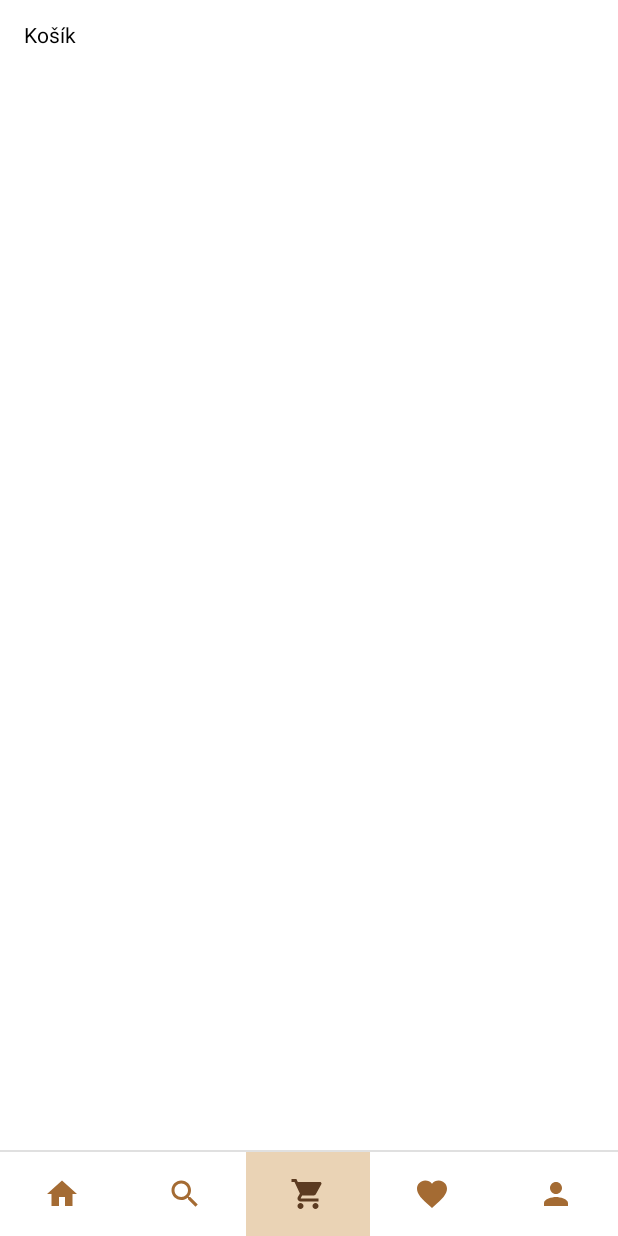
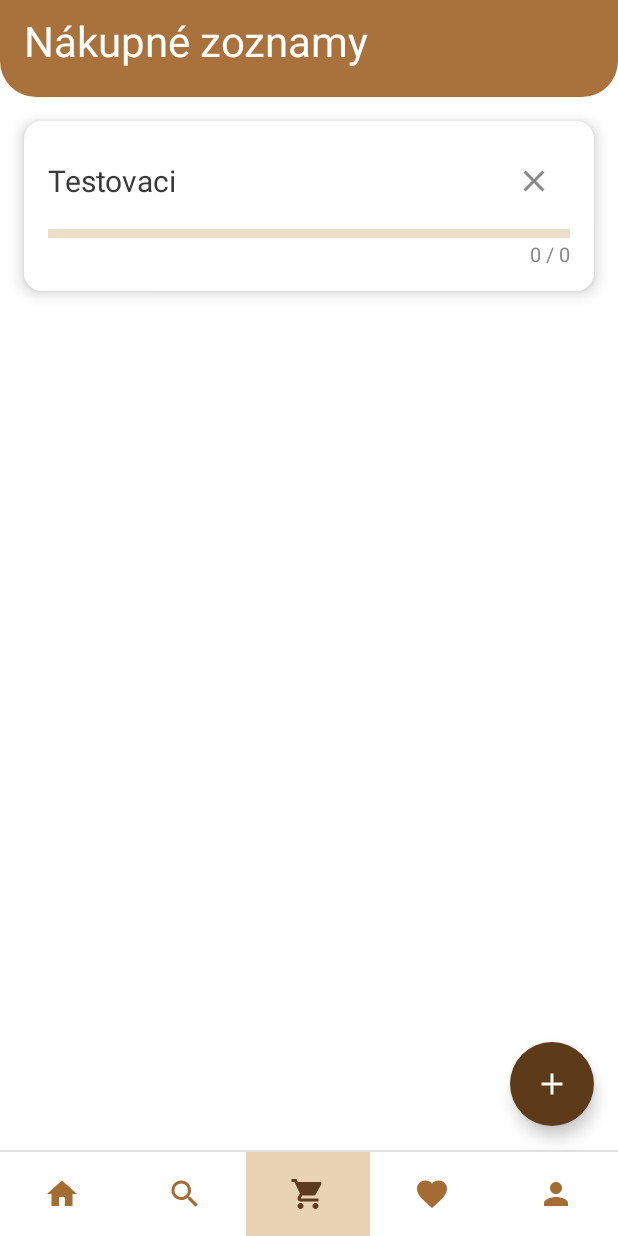
Before and after one commit to VladimirTison/SemestralnaPracaVAMZ, an Android app built with Jetpack Compose: the screen it shows after launch (MainActivity), after a tap on "Košík", on a phone screen of 412 x 824 dp. Run offline under Robolectric (Android 15) with nearby library versions, the phone set to English and light mode, and no system bars; our stand-ins replace Room's generated code.

Commit message:
Vytvorenie obrazovky, ktorá zobrazuje všetky zoznamy.

```diff
--- a/app/src/main/java/com/example/vamz_tison/MainActivity.kt
+++ b/app/src/main/java/com/example/vamz_tison/MainActivity.kt
@@ -13,11 +13,13 @@ import androidx.compose.material3.Text
 import androidx.compose.runtime.Composable
 import androidx.compose.ui.Modifier
 import androidx.compose.ui.tooling.preview.Preview
+import androidx.lifecycle.lifecycleScope
 import com.example.vamz_tison.ui.theme.VAMZ_TisonTheme
 import com.example.vamz_tison.components.BottomMenuBar
 import com.example.vamz_tison.database.AppDatabase
 import com.example.vamz_tison.database.AppRepository
 import com.example.vamz_tison.database.FoodType
+import com.example.vamz_tison.database.ShoppingList
 import com.example.vamz_tison.screen.MainScreen
 import kotlinx.coroutines.CoroutineScope
 import kotlinx.coroutines.Dispatchers
@@ -30,6 +32,7 @@ class MainActivity : ComponentActivity() {
         val db = AppDatabase.getInstance(applicationContext)
         DatabaseInitializer.initFoodTypes(applicationContext, db)
         val repository = AppRepository(db)
+
         setContent {
             VAMZ_TisonTheme {
                 MainScreen(repository = repository)
--- a/app/src/main/java/com/example/vamz_tison/database/AppDatabase.kt
+++ b/app/src/main/java/com/example/vamz_tison/database/AppDatabase.kt
@@ -17,7 +17,7 @@ import kotlinx.coroutines.launch
         ListItems::class,
         FavoriteFood::class
     ],
-    version = 9,
+    version = 10,
     exportSchema = false
 )
 abstract class AppDatabase : RoomDatabase() {
@@ -36,22 +36,13 @@ abstract class AppDatabase : RoomDatabase() {
 
         fun getInstance(context: Context): AppDatabase {
             return INSTANCE ?: synchronized(this) {
-                val callback = object : RoomDatabase.Callback() {
-                    override fun onCreate(db: SupportSQLiteDatabase) {
-                        super.onCreate(db)
-                        CoroutineScope(Dispatchers.IO).launch {
-                            INSTANCE?.let { insertInitialData(it) }
-                        }
-                    }
-                }
 
                 val instance = Room.databaseBuilder(
                     context.applicationContext,
                     AppDatabase::class.java,
-                    "vamz_tison_db_v2" // zmenený názov databázy = čistý štart
+                    "vamz_tison_db_v2"
                 )
                     .fallbackToDestructiveMigration()
-                    .addCallback(callback)
                     .build()
 
                 instance.openHelper.writableDatabase
@@ -59,14 +50,5 @@ abstract class AppDatabase : RoomDatabase() {
                 instance
             }
         }
-
-        private suspend fun insertInitialData(db: AppDatabase) {
-            // Preddefinované dáta
-            db.foodTypeDao().insert(FoodType(name = "Polievka"))
-            db.foodTypeDao().insert(FoodType(name = "Predjedlo"))
-            db.foodTypeDao().insert(FoodType(name = "Hlavné jedlo"))
-            db.foodTypeDao().insert(FoodType(name = "Dezert"))
-            db.foodTypeDao().insert(FoodType(name = "Príloha"))
-        }
     }
 }
--- a/app/src/main/java/com/example/vamz_tison/database/AppRepozitory.kt
+++ b/app/src/main/java/com/example/vamz_tison/database/AppRepozitory.kt
@@ -68,8 +68,8 @@ class AppRepository(private val database: AppDatabase) {
 
 
     // --- ShoppingListDao methods ---
-    fun insertShoppingLists(vararg lists: ShoppingList) {
-        database.shoppingListDao().insert(*lists)
+    fun insertShoppingLists(vararg list: ShoppingList) {
+        database.shoppingListDao().insert(*list)
     }
 
     fun deleteShoppingList(list: ShoppingList) {
--- a/app/src/main/java/com/example/vamz_tison/database/DataClassesDAO.kt
+++ b/app/src/main/java/com/example/vamz_tison/database/DataClassesDAO.kt
@@ -115,7 +115,7 @@ interface ShoppingListDao {
 
     @Query("""
         SELECT
-            items.Id_zoznamu,
+            items.Id_zoznamu AS food_id,
             SUM(CASE WHEN stav = 1 THEN 1 ELSE 0 END) AS bought_count,
             COUNT(*) AS total_count
         FROM items
--- a/app/src/main/java/com/example/vamz_tison/database/DatabaseInitializer.kt
+++ b/app/src/main/java/com/example/vamz_tison/database/DatabaseInitializer.kt
@@ -22,6 +22,7 @@ object DatabaseInitializer {
                     db.foodTypeDao().insert(FoodType(name = "Hlavné jedlo"))
                     db.foodTypeDao().insert(FoodType(name = "Dezert"))
                     db.foodTypeDao().insert(FoodType(name = "Príloha"))
+                    db.shoppingListDao().insert(ShoppingList(name = "Testovaci"))
 
                     val bitmap = BitmapFactory.decodeResource(
                         context.resources,
--- a/app/src/main/java/com/example/vamz_tison/screen/MainScreen.kt
+++ b/app/src/main/java/com/example/vamz_tison/screen/MainScreen.kt
@@ -10,6 +10,7 @@ import androidx.compose.ui.unit.dp
 import com.example.vamz_tison.components.BottomMenuBar
 import com.example.vamz_tison.database.AppRepository
 import com.example.vamz_tison.viewmodel.RecipeDetailViewModel
+import com.example.vamz_tison.viewmodel.ShoppingListViewModel
 import screens.HomeScreen
 
 @Composable
@@ -18,6 +19,9 @@ fun MainScreen(repository: AppRepository) {
 
     val recipeDetailViewModel = remember {
         RecipeDetailViewModel(repository)
+    }
+    val shoppingListViewModel = remember {
+        ShoppingListViewModel(repository)
     }
 
     Scaffold(
@@ -36,7 +40,11 @@ fun MainScreen(repository: AppRepository) {
             when (selectedScreen) {
                 "home" -> HomeScreen()
                 "explore" -> Text("Objavovanie", modifier = Modifier.padding(16.dp))
-                "cart" -> Text("Košík", modifier = Modifier.padding(16.dp))
+                "cart" -> {
+                    ShoppingListsScreen(
+                        viewModel = shoppingListViewModel
+                    )
+                }
                 "favorites" -> Text("Obľúbené recepty", modifier = Modifier.padding(16.dp))
                 "profile" -> {
                     RecipeImageScreen(
--- /dev/null
+++ b/app/src/main/java/com/example/vamz_tison/screen/ShoppingListsScreen.kt
@@ -0,0 +1,213 @@
+package com.example.vamz_tison.screen
+
+import androidx.compose.foundation.background
+import androidx.compose.foundation.layout.*
+import androidx.compose.foundation.lazy.LazyColumn
+import androidx.compose.foundation.lazy.items
+import androidx.compose.foundation.shape.RoundedCornerShape
+import androidx.compose.material.*
+import androidx.compose.material.icons.Icons
+import androidx.compose.material.icons.filled.Add
+import androidx.compose.material.icons.filled.Close
+import androidx.compose.runtime.*
+import androidx.compose.ui.Alignment
+import androidx.compose.ui.Modifier
+import androidx.compose.ui.graphics.Color
+import androidx.compose.ui.platform.LocalConfiguration
+import androidx.compose.ui.unit.dp
+import androidx.compose.ui.unit.sp
+import androidx.lifecycle.viewmodel.compose.viewModel
+import com.example.vamz_tison.database.ShoppingList
+import com.example.vamz_tison.viewmodel.ShoppingListViewModel
+
+@Composable
+fun ShoppingListsScreen(viewModel: ShoppingListViewModel = viewModel()) {
+    val uiState by viewModel.uiState.collectAsState()
+    val screenHeight = LocalConfiguration.current.screenHeightDp.dp
+    var showDialog by remember { mutableStateOf(false) }
+    var newListTitle by remember { mutableStateOf("") }
+
+    Scaffold(
+        floatingActionButton = {
+            FloatingActionButton(
+                onClick = { showDialog = true },
+                backgroundColor = Color(0xFF5D3A1A)
+            ) {
+                Icon(Icons.Default.Add, contentDescription = "Pridať", tint = Color.White)
+            }
+        }
+    ) { padding ->
+        Column(
+            modifier = Modifier
+                .fillMaxSize()
+                .padding(padding)
+        ) {
+            // Horný header
+            Box(
+                modifier = Modifier
+                    .fillMaxWidth()
+                    .background(
+                        color = Color(0xFFA9713B),
+                        shape = RoundedCornerShape(bottomStart = 24.dp, bottomEnd = 24.dp)
+                    )
+                    .padding(
+                        top = WindowInsets.statusBars.asPaddingValues().calculateTopPadding() + 12.dp,
+                        start = 16.dp,
+                        bottom = 20.dp
+                    )
+            ) {
+                Text(
+                    text = "Nákupné zoznamy",
+                    fontSize = 28.sp,
+                    color = Color.White
+                )
+            }
+
+            Spacer(modifier = Modifier.height(8.dp))
+
+            LazyColumn(
+                modifier = Modifier
+                    .fillMaxWidth()
+                    .weight(1f)
+            ) {
+                if (uiState.lists.isEmpty()) {
+                    item {
+                        Box(
+                            modifier = Modifier
+                                .fillMaxWidth()
+                                .padding(32.dp),
+                            contentAlignment = Alignment.Center
+                        ) {
+                            Text(
+                                text = "Zatiaľ nemáte žiadne nákupné zoznamy.",
+                                color = Color.Gray,
+                                fontSize = 16.sp
+                            )
+                        }
+                    }
+                } else {
+                    items(uiState.lists) { list ->
+                        val stats = uiState.liststatus.find { it.food_id == list.id }
+                        val bought = stats?.bought_count ?: 0
+                        val total = stats?.total_count ?: 0
+                        val progress = if (total > 0) bought.toFloat() / total else 0f
+
+                        Card(
+                            modifier = Modifier
+                                .fillMaxWidth()
+                                .padding(horizontal = 16.dp, vertical = 8.dp),
+                            elevation = 6.dp,
+                            shape = RoundedCornerShape(12.dp)
+                        ) {
+                            Column(
+                                modifier = Modifier
+                                    .fillMaxWidth()
+                                    .padding(16.dp)
+                            ) {
+                                Row(
+                                    modifier = Modifier.fillMaxWidth(),
+                                    horizontalArrangement = Arrangement.SpaceBetween,
+                                    verticalAlignment = Alignment.CenterVertically
+                                ) {
+                                    Text(
+                                        text = list.name,
+                                        fontSize = 20.sp,
+                                        color = Color(0xFF3A3A3A)
+                                    )
+
+                                    IconButton(onClick = {
+                                        viewModel.deleteShoppingList(list)
+                                    }) {
+                                        Icon(
+                                            imageVector = Icons.Default.Close,
+                                            contentDescription = "Zmazať",
+                                            tint = Color.Gray
+                                        )
+                                    }
+                                }
+
+                                Spacer(modifier = Modifier.height(8.dp))
+
+                                LinearProgressIndicator(
+                                    progress = progress,
+                                    modifier = Modifier
+                                        .fillMaxWidth()
+                                        .height(6.dp),
+                                    color = Color(0xFF5D3A1A),
+                                    backgroundColor = Color(0xFFEBDDC7)
+                                )
+
+                                Spacer(modifier = Modifier.height(4.dp))
+
+                                Text(
+                                    text = "$bought / $total",
+                                    fontSize = 13.sp,
+                                    color = Color.Gray,
+                                    modifier = Modifier
+                                        .fillMaxWidth()
+                                        .wrapContentWidth(Alignment.End)
+                                )
+                            }
+                        }
+                    }
+                }
+            }
+        }
+
+        // AlertDialog (pridanie nového zoznamu)
+        if (showDialog) {
+            AlertDialog(
+                onDismissRequest = {
+                    showDialog = false
+                    newListTitle = ""
+                },
+                text = {
+                    Column(
+                        modifier = Modifier
+                            .fillMaxWidth()
+                            .padding(top = 16.dp)
+                    ) {
+                        Text(
+                            text = "Zadajte názov zoznamu",
+                            fontSize = 18.sp
+                        )
+
+                        Spacer(modifier = Modifier.height(16.dp))
+
+                        OutlinedTextField(
+                            value = newListTitle,
+                            onValueChange = { newListTitle = it },
+                            placeholder = { Text("Názov zoznamu") },
+                            modifier = Modifier.fillMaxWidth(),
+                            colors = TextFieldDefaults.outlinedTextFieldColors(
+                                focusedBorderColor = Color(0xFF5D3A1A),
+                                cursorColor = Color(0xFF5D3A1A)
+                            ),
+                            shape = RoundedCornerShape(16.dp)
+                        )
+                    }
+                },
+                confirmButton = {
+                    TextButton(onClick = {
+                        if (newListTitle.isNotBlank()) {
+                            viewModel.addShoppingList(ShoppingList(name = newListTitle))
+                            newListTitle = ""
+                            showDialog = false
+                        }
+                    }) {
+                        Text("Pridať", color = Color(0xFF5D3A1A))
+                    }
+                },
+                dismissButton = {
+                    TextButton(onClick = {
+                        showDialog = false
+                        newListTitle = ""
+                    }) {
+                        Text("Zrušiť", color = Color.Gray)
+                    }
+                },
+                shape = RoundedCornerShape(16.dp)
+            )
+        }
+    }
+}
```
Also changed, not shown: app/src/main/java/com/example/vamz_tison/viewmodel/ShoppingListViewModel.kt (+13 -5 lines).
